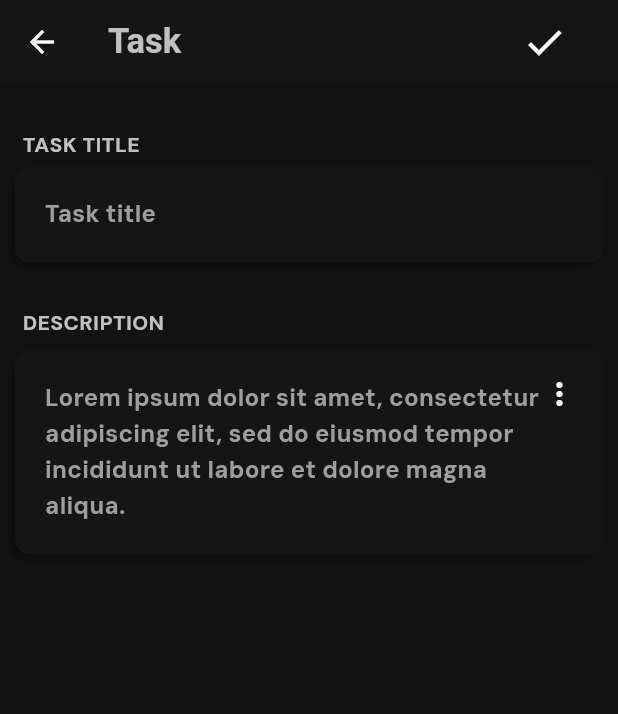
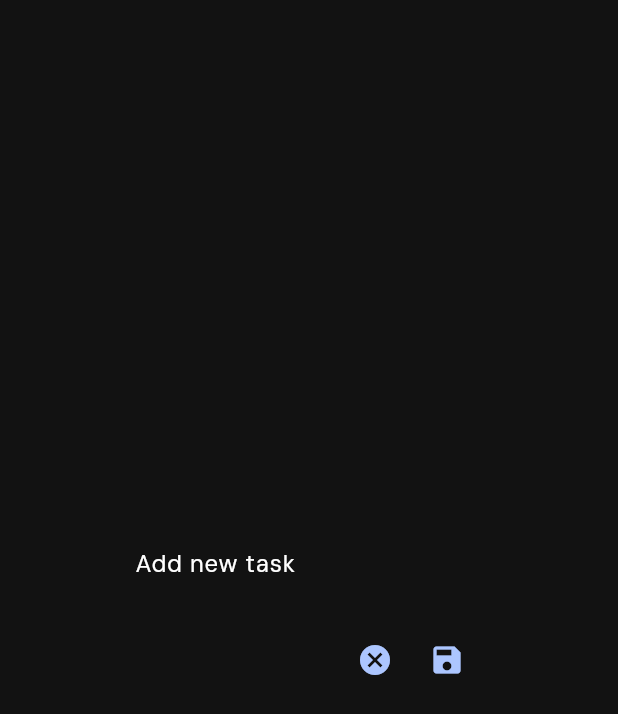
Before and after one commit to NNNNNC/pomodor_app, a Flutter app: what task_edit_page() shows on an empty page, opened directly, on a phone screen of 412 x 824 dp. Shown: the top 714 px of the screen. Run offline on Flutter 3.47's test engine with Material 3 defaults, Android fonts, the phone set to English and light mode, and no system bars; our stand-ins replace audioplayers, carousel_slider, flip_card, hive, hive_flutter; accounts and stored records are empty.

Commit message:
task edit page change to alertdialog

```diff
--- a/lib/pages/task_edit_page.dart
+++ b/lib/pages/task_edit_page.dart
@@ -1,112 +1,43 @@
 import 'package:flutter/material.dart';
-import 'package:pomodoro_app/utils/custom_box.dart';
 
-class task_edit_page extends StatefulWidget {
+class task_edit_page extends StatelessWidget {
   const task_edit_page({super.key});
 
   @override
-  State<task_edit_page> createState() => _task_edit_pageState();
-}
-
-class _task_edit_pageState extends State<task_edit_page> {
-  @override
   Widget build(BuildContext context) {
-    return Scaffold(
-      appBar: AppBar(
-        title: Text("Task"),
-        actions: [
-          Padding(
-            padding: const EdgeInsets.only(right: 25),
-            child: IconButton(
-                onPressed: () {},
-                icon: Icon(
-                  Icons.check,
-                  size: 30,
-                )),
-          )
-        ],
-      ),
-      body: ListView(
+    return AlertDialog(
+      content: Column(
+        mainAxisSize: MainAxisSize.min,
         children: [
-          Padding(
-            padding: EdgeInsets.only(top: 30, left: 10, bottom: 5),
-            child: Row(
-              children: [
-                SizedBox(
-                  width: 5,
-                ),
-                Text(
-                  'TASK TITLE',
-                  style: Theme.of(context).textTheme.bodyMedium,
-                ),
-              ],
+          TextField(
+            decoration: InputDecoration(
+              border: InputBorder.none,
+              hintText: "Add new task",
             ),
           ),
-          Padding(
-              padding: const EdgeInsets.only(right: 10, left: 10),
-              child: custom_box(
-                child: Row(
-                  mainAxisAlignment: MainAxisAlignment.spaceBetween,
-                  children: [
-                    Text('Task title',
-                        style: Theme.of(context).textTheme.titleMedium),
-                  ],
+          SizedBox(height: 16),
+          Row(
+            mainAxisAlignment: MainAxisAlignment.end,
+            children: [
+              IconButton(
+                onPressed: () {
+                  Navigator.pop(context); // Pop the dialog
+                },
+                icon: Icon(
+                  Icons.cancel,
+                  color: Theme.of(context).colorScheme.secondary,
                 ),
-              )),
-          Padding(
-            padding: EdgeInsets.only(top: 30, left: 10, bottom: 5),
-            child: Row(
-              children: [
-                SizedBox(
-                  width: 5,
+              ),
+              IconButton(
+                onPressed: () {
+                  // Handle save action here
+                },
+                icon: Icon(
+                  Icons.save,
+                  color: Theme.of(context).colorScheme.secondary,
                 ),
-                Text(
-                  'DESCRIPTION',
-                  style: Theme.of(context).textTheme.bodyMedium,
-                ),
-              ],
-            ),
-          ),
-          Padding(
-            padding: const EdgeInsets.only(right: 10, left: 10, top: 3.5),
-            child: custom_box(
-              child: Stack(
-                children: [
-                  Row(
-                    children: [
-                      Expanded(
-                        child: Text(
-                          'Lorem ipsum dolor sit amet, consectetur adipiscing elit, sed do eiusmod tempor incididunt ut labore et dolore magna aliqua.',
-                          style: Theme.of(context).textTheme.titleMedium,
-                          maxLines: null, // Set to null for unlimited lines
-                        ),
-                      ),
-                    ],
-                  ),
-                  Positioned(
-                    top: -15,
-                    right: -15,
-                    child: PopupMenuButton(
-                      color: Color.fromRGBO(48, 48, 48, 0.9),
-                      itemBuilder: (context) => [
-                        PopupMenuItem(
-                          child: Text(
-                            'Edit',
-                            style: TextStyle(fontWeight: FontWeight.bold),
-                          ),
-                        ),
-                        PopupMenuItem(
-                          child: Text(
-                            'Delete',
-                            style: TextStyle(fontWeight: FontWeight.bold),
-                          ),
-                        ),
-                      ],
-                    ),
-                  ),
-                ],
               ),
-            ),
+            ],
           ),
         ],
       ),
--- a/lib/pages/topic_edit_page.dart
+++ b/lib/pages/topic_edit_page.dart
@@ -17,6 +17,7 @@ class _topic_edit_pageState extends State<topic_edit_page> {
   final List taskList = [
     ["lemonade", false],
     ["apple juice", false],
+    ["pineapple", true]
   ];
 
   void clickcheckbox(int index) {
--- a/lib/utils/task_tile.dart
+++ b/lib/utils/task_tile.dart
@@ -14,14 +14,23 @@ class task_tile extends StatelessWidget {
     required this.onChanged,
   });
 
+  void createNewTask(BuildContext context) {
+    showDialog(
+        context: context,
+        builder: (context) {
+          return task_edit_page();
+        });
+  }
+
   @override
   Widget build(BuildContext context) {
     return Padding(
       padding: const EdgeInsets.symmetric(horizontal: 5, vertical: 5),
       child: GestureDetector(
         onTap: () {
-          Navigator.push(context,
-              MaterialPageRoute(builder: (Context) => const task_edit_page()));
+          // Navigator.push(context,
+          //     MaterialPageRoute(builder: (Context) => const task_edit_page()));
+          createNewTask(context);
         },
         child: custom_box_2(
           child: Row(
```
